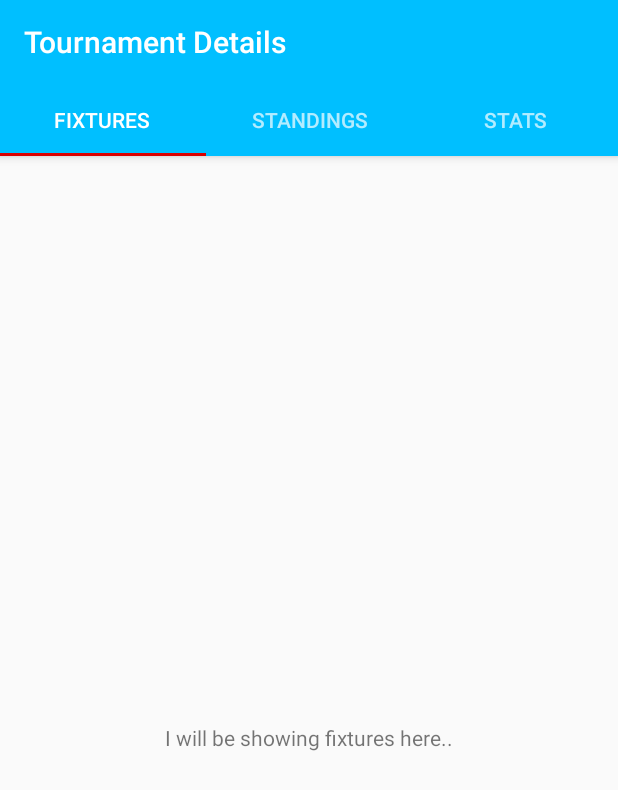
After one commit to abhi270595/FootballManagerApp, an Android app: the FixtureFragment screen opened directly, with no data from a screen before it, on a phone screen of 412 x 824 dp. The commit adds this screen. Shown: the top 790 px of the screen. Run offline under Robolectric (Android 15) with nearby library versions, the phone set to English and light mode, and no system bars.

Commit message:
added three fragments, implementes tabbed activity for tournament details, basic outline for standings tab

```diff
--- /dev/null
+++ b/app/src/main/java/com/example/abhi270595/footballmanager/FixtureFragment.java
@@ -0,0 +1,35 @@
+package com.example.abhi270595.footballmanager;
+
+
+import android.os.Bundle;
+import android.support.v4.app.Fragment;
+import android.view.LayoutInflater;
+import android.view.View;
+import android.view.ViewGroup;
+
+
+/**
+ * A simple {@link Fragment} subclass.
+ */
+public class FixtureFragment extends Fragment {
+
+
+    public FixtureFragment() {
+        // Required empty public constructor
+    }
+
+
+    @Override
+    public void onCreate(Bundle savedInstanceState) {
+        super.onCreate(savedInstanceState);
+    }
+
+    @Override
+    public View onCreateView(LayoutInflater inflater, ViewGroup container,
+                             Bundle savedInstanceState) {
+        // Inflate the layout for this fragment
+        return inflater.inflate(R.layout.fragment_fixture, container, false);
+    }
+
+
+}
--- a/app/src/main/java/com/example/abhi270595/footballmanager/MainActivity.java
+++ b/app/src/main/java/com/example/abhi270595/footballmanager/MainActivity.java
@@ -135,8 +135,8 @@ public class MainActivity extends AppCompatActivity implements SearchView.OnQuer
 
     public void onClick(String particularTournament) {
         Toast.makeText(getApplicationContext(), particularTournament, Toast.LENGTH_SHORT).show();
-        //Intent intentForTournamentDetails = new Intent(MainActivity.this, TournamentDetails.class);
-        //startActivity(intentForTournamentDetails);
+        Intent intentForTournamentDetails = new Intent(MainActivity.this, ParticularTournamentDetails.class);
+        startActivity(intentForTournamentDetails);
     }
 
     public class ArchiveAsyncTask extends AsyncTask<URL, Void, String> {
--- /dev/null
+++ b/app/src/main/java/com/example/abhi270595/footballmanager/ParticularTournamentDetails.java
@@ -0,0 +1,101 @@
+package com.example.abhi270595.footballmanager;
+
+import android.support.design.widget.TabLayout;
+import android.support.v4.app.Fragment;
+import android.support.v4.app.FragmentManager;
+import android.support.v4.app.FragmentPagerAdapter;
+import android.support.v4.view.ViewPager;
+import android.support.v7.app.AppCompatActivity;
+import android.os.Bundle;
+import android.support.v7.widget.Toolbar;
+import android.view.Menu;
+import android.view.MenuItem;
+
+import java.util.ArrayList;
+import java.util.List;
+
+public class ParticularTournamentDetails extends AppCompatActivity {
+
+    private TabLayout tabLayout;
+    private Toolbar toolbar;
+    private ViewPager viewPager;
+
+    @Override
+    protected void onCreate(Bundle savedInstanceState) {
+        super.onCreate(savedInstanceState);
+        setContentView(R.layout.activity_particular_tournament_details);
+
+        toolbar = (Toolbar) findViewById(R.id.toolbar);
+        setSupportActionBar(toolbar);
+        getSupportActionBar().setTitle("Tournament Details");
+
+        /*getSupportActionBar().setDisplayHomeAsUpEnabled(true);*/
+
+        viewPager = (ViewPager) findViewById(R.id.viewpager);
+        setupViewPager(viewPager);
+
+        tabLayout = (TabLayout) findViewById(R.id.tabs);
+        tabLayout.setupWithViewPager(viewPager);
+
+
+    }
+
+    private void setupViewPager(ViewPager viewPager) {
+        ViewPagerAdapter adapter = new ViewPagerAdapter(getSupportFragmentManager());
+        adapter.addFragment(new FixtureFragment(), "Fixtures");
+        adapter.addFragment(new StandingsFragment(), "Standings");
+        adapter.addFragment(new StatsFragment(), "Stats");
+        viewPager.setAdapter(adapter);
+    }
+
+    class ViewPagerAdapter extends FragmentPagerAdapter {
+        private final List<Fragment> mFragmentList = new ArrayList<>();
+        private final List<String> mFragmentTitleList = new ArrayList<>();
+
+        public ViewPagerAdapter(FragmentManager manager) {
+            super(manager);
+        }
+
+        @Override
+        public Fragment getItem(int position) {
+            return mFragmentList.get(position);
+        }
+
+        @Override
+        public int getCount() {
+            return mFragmentList.size();
+        }
+
+        public void addFragment(Fragment fragment, String title) {
+            mFragmentList.add(fragment);
+            mFragmentTitleList.add(title);
+        }
+
+        @Override
+        public CharSequence getPageTitle(int position) {
+            return mFragmentTitleList.get(position);
+        }
+    }
+
+    @Override
+    public boolean onCreateOptionsMenu(Menu menu) {
+        // Inflate the menu; this adds items to the action bar if it is present.
+        getMenuInflater().inflate(R.menu.menu_particular_tournament_details, menu);
+        return true;
+    }
+
+    @Override
+    public boolean onOptionsItemSelected(MenuItem item) {
+        // Handle action bar item clicks here. The action bar will
+        // automatically handle clicks on the Home/Up button, so long
+        // as you specify a parent activity in AndroidManifest.xml.
+        int id = item.getItemId();
+
+        //noinspection SimplifiableIfStatement
+        /*if (id == R.id.action_settings) {
+            return true;
+        }*/
+
+        return super.onOptionsItemSelected(item);
+    }
+}
--- /dev/null
+++ b/app/src/main/java/com/example/abhi270595/footballmanager/StandingsFragment.java
@@ -0,0 +1,36 @@
+package com.example.abhi270595.footballmanager;
+
+
+import android.os.Bundle;
+import android.support.v4.app.Fragment;
+import android.view.LayoutInflater;
+import android.view.View;
+import android.view.ViewGroup;
+
+
+/**
+ * A simple {@link Fragment} subclass.
+ */
+public class StandingsFragment extends Fragment {
+
+
+    public StandingsFragment() {
+        // Required empty public constructor
+    }
+
+
+    @Override
+    public void onCreate(Bundle savedInstanceState) {
+        super.onCreate(savedInstanceState);
+    }
+
+
+    @Override
+    public View onCreateView(LayoutInflater inflater, ViewGroup container,
+                             Bundle savedInstanceState) {
+        // Inflate the layout for this fragment
+        return inflater.inflate(R.layout.fragment_standings, container, false);
+    }
+
+
+}
--- /dev/null
+++ b/app/src/main/java/com/example/abhi270595/footballmanager/StatsFragment.java
@@ -0,0 +1,36 @@
+package com.example.abhi270595.footballmanager;
+
+
+import android.os.Bundle;
+import android.support.v4.app.Fragment;
+import android.view.LayoutInflater;
+import android.view.View;
+import android.view.ViewGroup;
+
+
+/**
+ * A simple {@link Fragment} subclass.
+ */
+public class StatsFragment extends Fragment {
+
+
+    public StatsFragment() {
+        // Required empty public constructor
+    }
+
+
+
+    @Override
+    public void onCreate(Bundle savedInstanceState) {
+        super.onCreate(savedInstanceState);
+    }
+
+    @Override
+    public View onCreateView(LayoutInflater inflater, ViewGroup container,
+                             Bundle savedInstanceState) {
+        // Inflate the layout for this fragment
+        return inflater.inflate(R.layout.fragment_stats, container, false);
+    }
+
+
+}
--- /dev/null
+++ b/app/src/main/res/layout/activity_particular_tournament_details.xml
@@ -0,0 +1,32 @@
+<android.support.design.widget.CoordinatorLayout xmlns:android="http://schemas.android.com/apk/res/android"
+    xmlns:app="http://schemas.android.com/apk/res-auto"
+    android:layout_width="match_parent"
+    android:layout_height="match_parent">
+
+    <android.support.design.widget.AppBarLayout
+        android:layout_width="match_parent"
+        android:layout_height="wrap_content"
+        android:theme="@style/ThemeOverlay.AppCompat.Dark.ActionBar">
+
+        <android.support.v7.widget.Toolbar
+            android:id="@+id/toolbar"
+            android:layout_width="match_parent"
+            android:layout_height="?attr/actionBarSize"
+            android:background="?attr/colorPrimary"
+            app:layout_scrollFlags="scroll|enterAlways"
+            app:popupTheme="@style/ThemeOverlay.AppCompat.Light" />
+
+        <android.support.design.widget.TabLayout
+            android:id="@+id/tabs"
+            android:layout_width="match_parent"
+            android:layout_height="wrap_content"
+            app:tabMode="fixed"
+            app:tabGravity="fill"/>
+    </android.support.design.widget.AppBarLayout>
+
+    <android.support.v4.view.ViewPager
+        android:id="@+id/viewpager"
+        android:layout_width="match_parent"
+        android:layout_height="match_parent"
+        app:layout_behavior="@string/appbar_scrolling_view_behavior"  />
+</android.support.design.widget.CoordinatorLayout>
--- /dev/null
+++ b/app/src/main/res/layout/fragment_fixture.xml
@@ -0,0 +1,14 @@
+<FrameLayout xmlns:android="http://schemas.android.com/apk/res/android"
+    xmlns:tools="http://schemas.android.com/tools" android:layout_width="match_parent"
+    android:layout_height="match_parent"
+    tools:context="com.example.abhi270595.footballmanager.FixtureFragment">
+
+    <!-- TODO: Update blank fragment layout -->
+    <TextView
+        android:layout_width="wrap_content"
+        android:layout_height="wrap_content"
+        android:text="I will be showing fixtures here.."
+        android:layout_gravity="center"
+        />
+
+</FrameLayout>
--- /dev/null
+++ b/app/src/main/res/menu/menu_particular_tournament_details.xml
@@ -0,0 +1,7 @@
+<menu xmlns:android="http://schemas.android.com/apk/res/android"
+    xmlns:app="http://schemas.android.com/apk/res-auto"
+    xmlns:tools="http://schemas.android.com/tools"
+    tools:context="com.example.abhi270595.footballmanager.ParticularTournamentDetails">
+    <!--<item android:id="@+id/action_settings" android:title="@string/action_settings"
+        android:orderInCategory="100" app:showAsAction="never" />-->
+</menu>
--- a/app/src/main/res/values/colors.xml
+++ b/app/src/main/res/values/colors.xml
@@ -6,4 +6,8 @@
 
     <color name="iron">#CCCCCC</color>
     <color name="white">#FFFFFF</color>
+
+    <color name="textColorPrimary">#FFFFFF</color>
+    <color name="windowBackground">#FFFFFF</color>
+    <color name="navigationBarColor">#000000</color>
 </resources>
--- a/app/src/main/res/values/dimens.xml
+++ b/app/src/main/res/values/dimens.xml
@@ -6,4 +6,9 @@
     <dimen name="activity_horizontal_zero_margin">0dp</dimen>
     <dimen name="activity_vertical_zero_margin">0dp</dimen>
     <dimen name="button_horizontal_margin">16dp</dimen>
+
+    <dimen name="tab_max_width">264dp</dimen>
+    <dimen name="tab_padding_bottom">16dp</dimen>
+    <dimen name="tab_label">14sp</dimen>
+    <dimen name="custom_tab_layout_height">72dp</dimen>
 </resources>
--- a/app/src/main/res/values/strings.xml
+++ b/app/src/main/res/values/strings.xml
@@ -24,4 +24,8 @@
 
     <string name="hello_world">Hello world!</string>
     <string name="action_settings">Settings</string>
+
+<!-- TODO: Remove or change this placeholder text -->
+    <string name="hello_blank_fragment">Hello blank fragment</string>
+    <string name="title_activity_particular_tournament_details">ParticularTournamentDetails</string>
 </resources>
--- a/app/src/main/res/values/styles.xml
+++ b/app/src/main/res/values/styles.xml
@@ -32,4 +32,16 @@
         <item name="colorAccent">@color/colorPrimary</item>
     </style>
 
+    <style name="MyMaterialTheme" parent="MyMaterialTheme.Base">
+
+    </style>
+
+    <style name="MyMaterialTheme.Base" parent="Theme.AppCompat.Light.DarkActionBar">
+        <item name="windowNoTitle">true</item>
+        <item name="windowActionBar">false</item>
+        <item name="colorPrimary">@color/colorPrimary</item>
+        <item name="colorPrimaryDark">@color/colorPrimaryDark</item>
+        <item name="colorAccent">@color/colorAccent</item>
+    </style>
+
 </resources>
```
Also changed, not shown: app/src/main/AndroidManifest.xml (+8 -5 lines), app/src/main/res/layout/fragment_standings.xml (added, +78 -0 lines), app/src/main/res/layout/fragment_stats.xml (added, +14 -0 lines).
